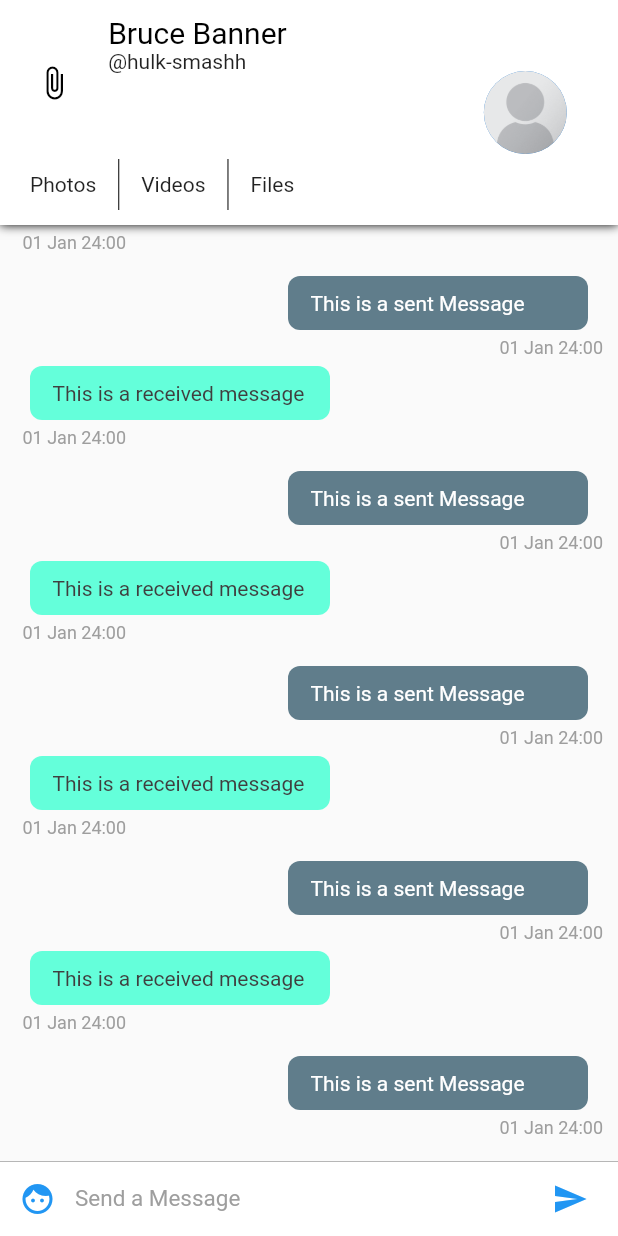
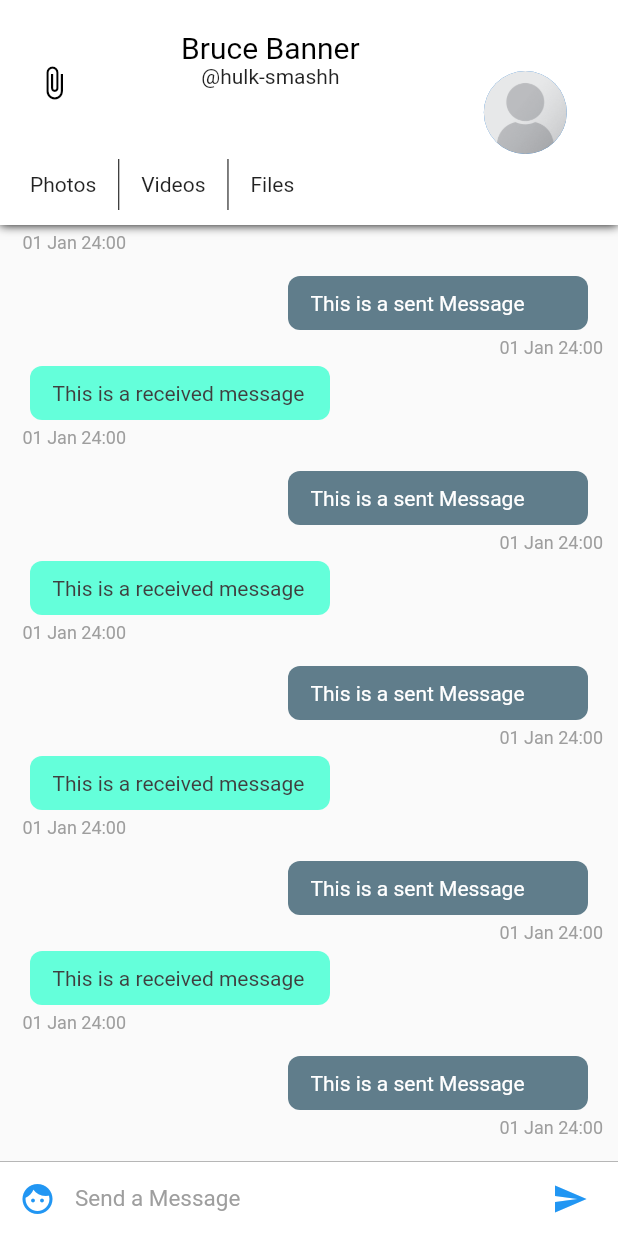
Before and after one commit to AustinLynes/Chatta, a Flutter app: the screen it shows after launch, on a phone screen of 412 x 824 dp. Run offline on Flutter 3.47's test engine with Material 2 defaults, Android fonts, the phone set to English and light mode, and no system bars.

Commit message:
fixing chat app bar

```diff
--- a/lib/widgets/ChatAppBar.dart
+++ b/lib/widgets/ChatAppBar.dart
@@ -65,9 +65,10 @@ class ChatAppBar extends StatelessWidget implements PreferredSizeWidget {
                                   Expanded(
                                       flex: 6,
                                       child: Container(
+                                         padding: EdgeInsets.only(top: 10, bottom: 10),
                                           child: Column(
                                         crossAxisAlignment:
-                                            CrossAxisAlignment.start,
+                                            CrossAxisAlignment.center,
                                         mainAxisAlignment:
                                             MainAxisAlignment.center,
                                         mainAxisSize: MainAxisSize.min,
```
